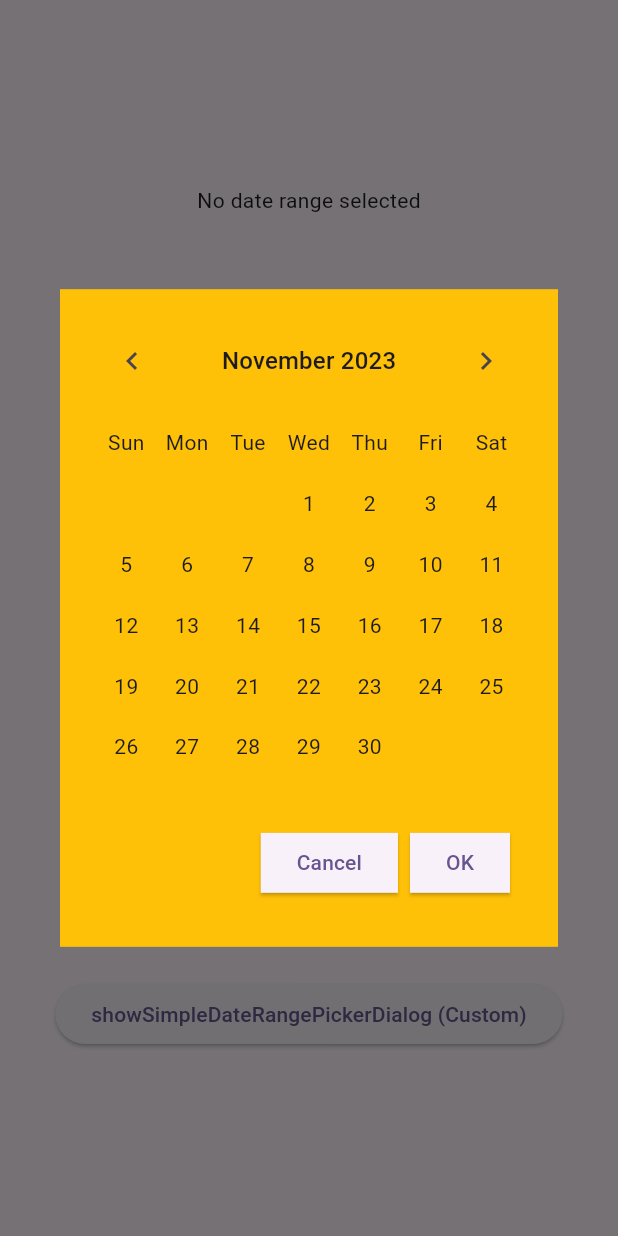
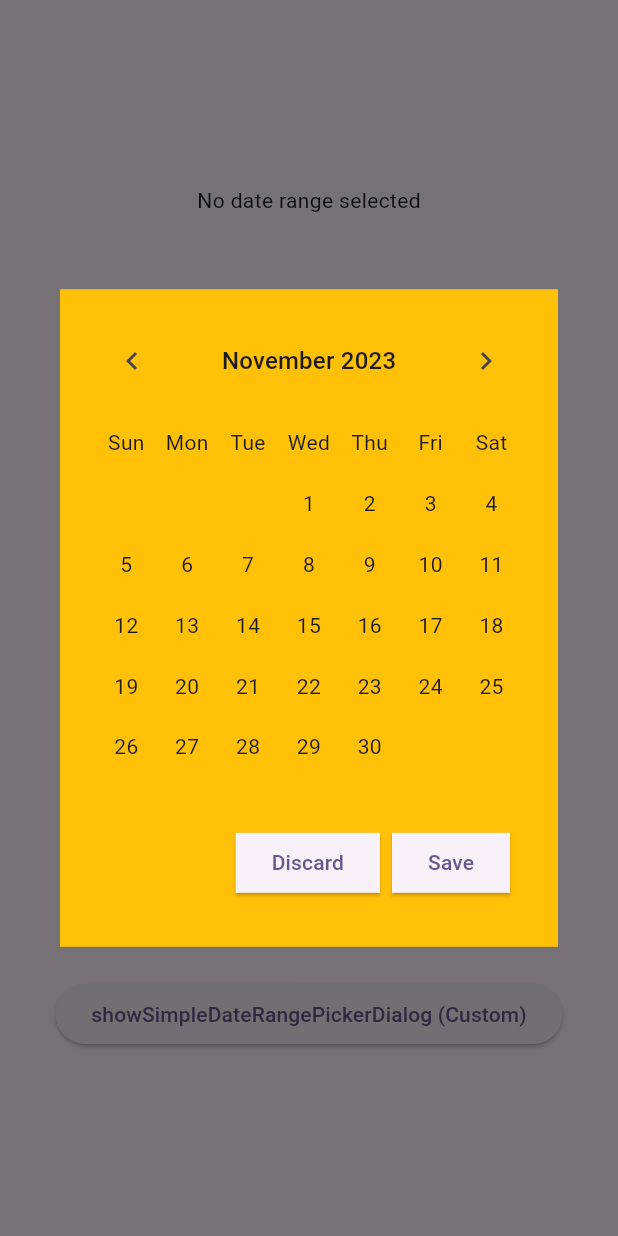
Before and after one commit to andyhorn/simple_date_range_picker, a Flutter app: the screen it shows after launch, after a tap on "showSimpleDateRangePickerDialog (Custom)", on a phone screen of 412 x 824 dp. Run offline on Flutter 3.47's test engine with Material 2 defaults, Android fonts, the phone set to English and light mode, and no system bars.

Commit message:
feat: Add custom dialog labels

```diff
--- a/example/lib/main.dart
+++ b/example/lib/main.dart
@@ -101,6 +101,8 @@ class _DemoPageState extends State<DemoPage> {
                       backgroundColor: Colors.white,
                     ),
                   ),
+                  cancelLabel: 'Discard',
+                  confirmLabel: 'Save',
                 );
 
                 if (dates != null) {
--- a/lib/src/show_simple_date_range_picker_dialog.dart
+++ b/lib/src/show_simple_date_range_picker_dialog.dart
@@ -9,6 +9,8 @@ Future<DateTimeRange?> showSimpleDateRangePickerDialog(
   ShapeBorder? shape,
   ButtonStyle? cancelButtonStyle,
   ButtonStyle? confirmButtonStyle,
+  String cancelLabel = 'Cancel',
+  String confirmLabel = 'OK',
 }) async {
   return await showDialog(
     context: context,
@@ -36,12 +38,12 @@ Future<DateTimeRange?> showSimpleDateRangePickerDialog(
                     ElevatedButton(
                       style: cancelButtonStyle,
                       onPressed: () => Navigator.pop(context, null),
-                      child: const Text('Cancel'),
+                      child: Text(cancelLabel),
                     ),
                     ElevatedButton(
                       style: confirmButtonStyle,
                       onPressed: () => Navigator.pop(context, dateRange),
-                      child: const Text('OK'),
+                      child: Text(confirmLabel),
                     ),
                   ],
                 ),
```
